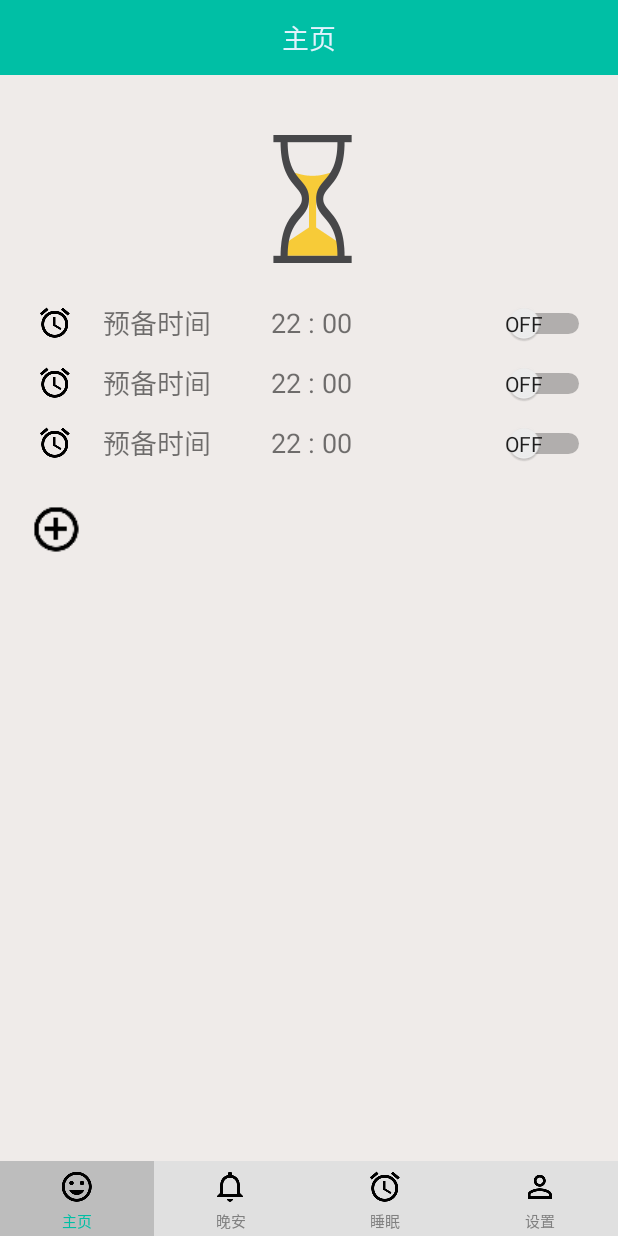
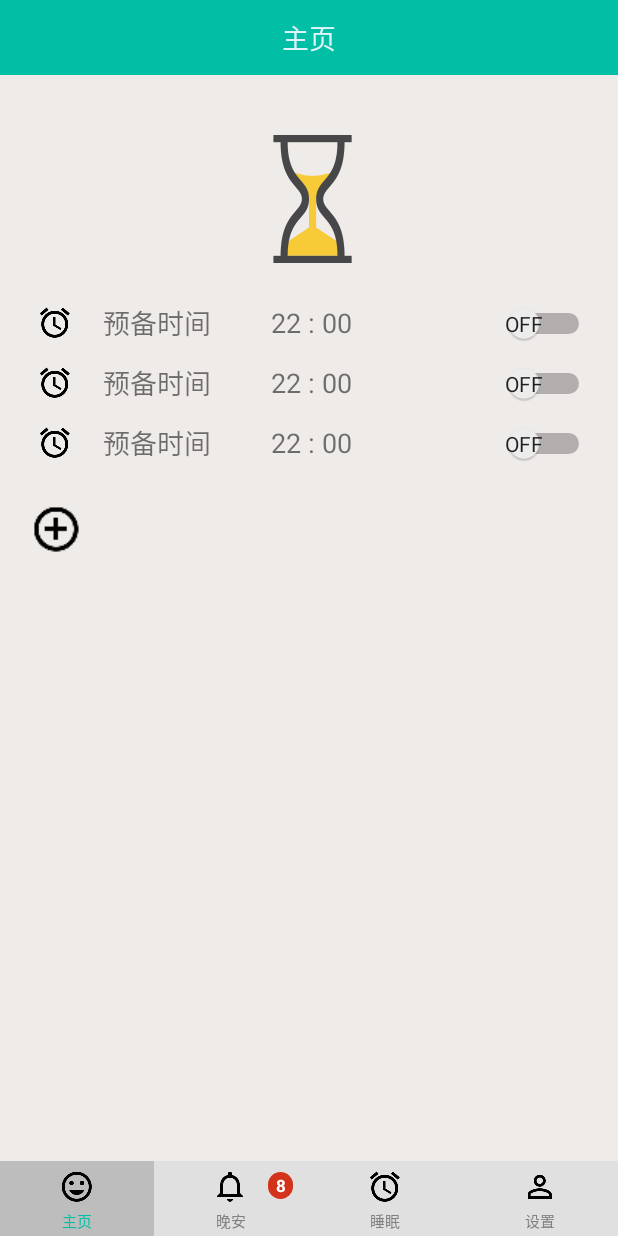
Before and after one commit to Jerry-Yin/GoodNight, an Android app: the HiMainActivity screen opened directly, with no data from a screen before it, on a phone screen of 412 x 824 dp. Run offline under Robolectric (Android 15) with nearby library versions, the light colour scheme and no system bars.

Commit message:
集成了开源项目 消息提示控件 BadgeView ；修改了锁屏功能，但仍存在问题

```diff
--- a/app/build.gradle
+++ b/app/build.gradle
@@ -20,6 +20,7 @@ android {
 }
 
 dependencies {
-    compile fileTree(dir: 'libs', include: ['*.jar'])
+    compile fileTree(include: ['*.jar'], dir: 'libs')
     compile 'com.android.support:appcompat-v7:22.2.0'
+    compile files('libs/badgeview.jar')
 }
--- a/app/src/main/java/com/hdu/team/hiwanan/activity/HiMainActivity.java
+++ b/app/src/main/java/com/hdu/team/hiwanan/activity/HiMainActivity.java
@@ -26,6 +26,7 @@ import com.hdu.team.hiwanan.fragments.HiHomePageFragment;
 import com.hdu.team.hiwanan.fragments.HiSettingFragment;
 import com.hdu.team.hiwanan.fragments.HiSleepFragment;
 import com.hdu.team.hiwanan.util.HiToast;
+import com.jauker.widget.BadgeView;
 
 
 public class HiMainActivity extends HiActivity implements View.OnClickListener {
@@ -42,6 +43,8 @@ public class HiMainActivity extends HiActivity implements View.OnClickListener {
 
     private TextView mtextTitle;
     private RelativeLayout mTitleBar;
+
+    private BadgeView mBadgeView;
 
     /**Fragments*/
     private FragmentManager mFragmentManager;
@@ -72,6 +75,7 @@ public class HiMainActivity extends HiActivity implements View.OnClickListener {
 //        initDialog();
         changeFragment(getHomeFragment(), false);   //初次进入时默认加载第一页
         initButton();
+        initBadgeView();
     }
 
     public void initViews() {
@@ -102,6 +106,17 @@ public class HiMainActivity extends HiActivity implements View.OnClickListener {
 //        mQuitDialogBulider = new AlertDialog.Builder(mIntance);
 //        mQuitDialogBulider.setIcon()
 //    }
+
+    private void initBadgeView(){
+        //底部第二个按钮
+        mBadgeView = new BadgeView(this);
+        mBadgeView.setBadgeCount(8);
+//        mBadgeView.setBadgeMargin(5);
+        mBadgeView.setBadgeMargin(7, 7, 10, 10);
+//        mBadgeView.setBackgroundResource(R.color.title_color);
+//        mBadgeView.setBackground(1, R.color.title_color);
+        mBadgeView.setTargetView(findViewById(R.id.view_good_night));
+    }
 
     @Override
     public void onClick(View v) {
--- a/app/src/main/java/com/hdu/team/hiwanan/service/HiLockScreenService.java
+++ b/app/src/main/java/com/hdu/team/hiwanan/service/HiLockScreenService.java
@@ -73,7 +73,7 @@ public class HiLockScreenService extends Service {
         //保留了开启service的intent，在这里再启动一次自己，以达到长期运行的服务，不被系统杀死
         if (mStartIntent != null) {
             System.out.println("serviceIntent not null");
-//            startService(mStartIntent);
+            startService(mStartIntent);
         }
     }
 }
--- a/app/src/main/res/layout/main_button.xml
+++ b/app/src/main/res/layout/main_button.xml
@@ -1,9 +1,8 @@
 <?xml version="1.0" encoding="utf-8"?>
-<LinearLayout xmlns:android="http://schemas.android.com/apk/res/android"
+<RelativeLayout xmlns:android="http://schemas.android.com/apk/res/android"
     android:layout_width="match_parent"
     android:layout_height="50dp"
-    android:background="#E0E0E0"
-    android:orientation="horizontal">
+    android:background="#E0E0E0">
 
     <RadioGroup
         android:id="@+id/buttom_group"
@@ -80,4 +79,49 @@
 
     </RadioGroup>
 
-</LinearLayout>
+    <!-- 顶层用于显示提示信息BadgeView 的按钮层，透明的,无边框的（style为无边框）-->
+    <LinearLayout
+        android:layout_width="match_parent"
+        android:layout_height="match_parent"
+        android:orientation="horizontal"
+        android:background="#00000000">
+
+        <Button
+            android:id="@+id/view_home_page"
+            android:layout_width="0dp"
+            android:layout_height="match_parent"
+            android:layout_weight="1"
+            android:background="#00000000"
+            android:clickable="false"
+            style="?android:attr/borderlessButtonStyle"/>
+
+        <Button
+            android:id="@+id/view_good_night"
+            android:layout_width="0dp"
+            android:layout_height="match_parent"
+            android:layout_weight="1"
+            android:background="#00000000"
+            android:clickable="false"
+            style="?android:attr/borderlessButtonStyle"/>
+
+        <Button
+            android:id="@+id/view_sleep"
+            android:layout_width="0dp"
+            android:layout_height="match_parent"
+            android:layout_weight="1"
+            android:background="#00000000"
+            android:clickable="false"
+            style="?android:attr/borderlessButtonStyle"/>
+
+        <Button
+            android:id="@+id/view_setting"
+            android:layout_width="0dp"
+            android:layout_height="match_parent"
+            android:layout_weight="1"
+            android:background="#00000000"
+            android:clickable="false"
+            style="?android:attr/borderlessButtonStyle"/>
+
+    </LinearLayout>
+
+</RelativeLayout>
--- a/app/src/main/res/values/styles.xml
+++ b/app/src/main/res/values/styles.xml
@@ -21,6 +21,7 @@
         <item name="android:background">@drawable/btn_add</item>
     </style>
 
+    <!-- 录音时的 dialog -->
     <style name="AudioDialog">
         <!-- 背景色 透明-->
         <item name="android:windowBackground">@android:color/transparent</item>
@@ -39,4 +40,5 @@
         <item name="android:windowNoTitle">true</item>
         <item name="android:windowFullscreen">true</item>
     </style>
+
 </resources>
```
Also changed, not shown: app/src/main/AndroidManifest.xml (+19 -3 lines), app/src/main/java/com/hdu/team/hiwanan/activity/HiLockScreenActivity.java (+19 -6 lines), app/src/main/java/com/hdu/team/hiwanan/activity/HiLockScreenHome.java (added, +84 -0 lines), app/src/main/java/com/hdu/team/hiwanan/broadcast/HiBroadcastReceiver.java (+13 -1 lines), app/libs/badgeview.jar (added), 1 other file.
